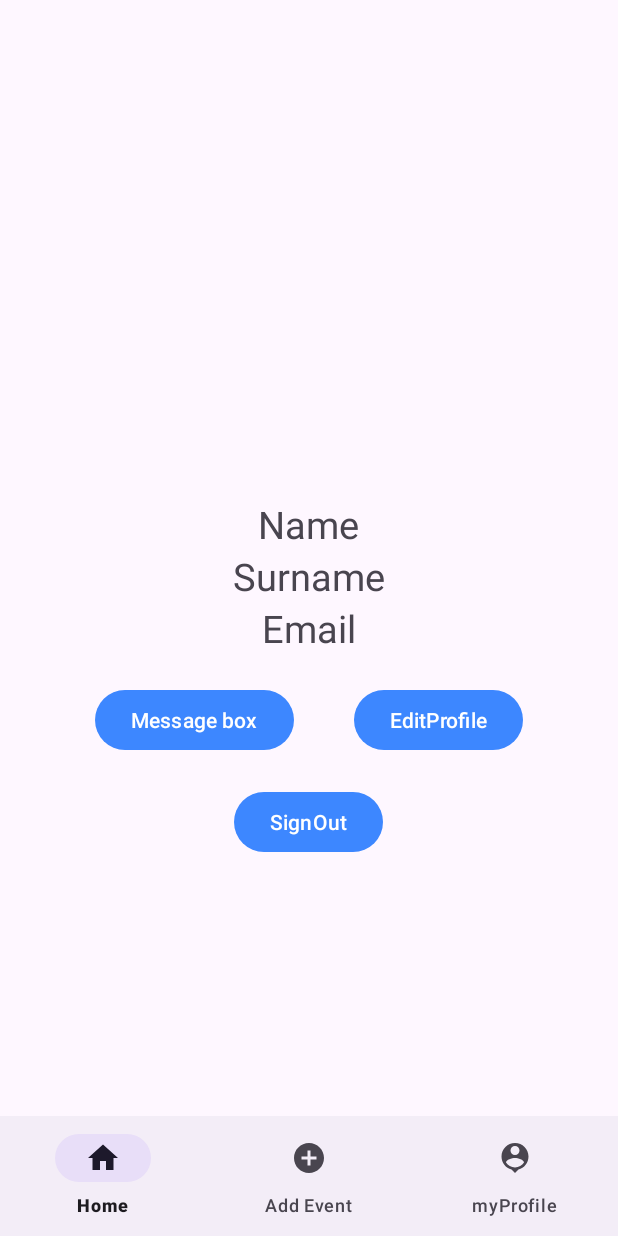
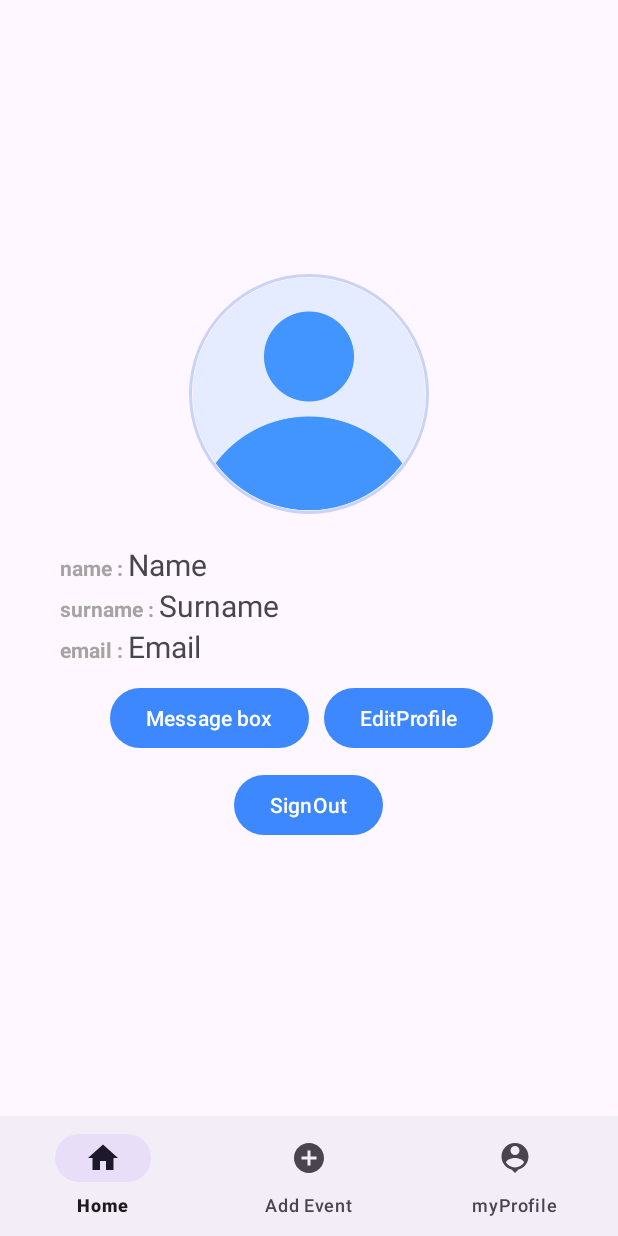
Before and after one commit to FMDani/RevENT, an Android app: the fragment MyProfileFragment placed in its activity, on a phone screen of 412 x 824 dp. Run offline under Robolectric (Android 15) with nearby library versions, the phone set to English and light mode, and no system bars; our stand-ins replace CircleImageView, Firebase (no records; nobody signed in at launch, a user with empty details on screens opened directly).

```diff
--- a/app/src/main/java/com/example/revent/activities/EditEventActivity.java
+++ b/app/src/main/java/com/example/revent/activities/EditEventActivity.java
@@ -21,7 +21,7 @@ public class EditEventActivity extends AppCompatActivity {
         backBtn.setOnClickListener(new View.OnClickListener() {
             @Override
             public void onClick(View view) {
-                Intent intent = new Intent(EditEventActivity.this, ShowEventActivity.class);
+                Intent intent = new Intent(EditEventActivity.this, MainActivity.class);
                 startActivity(intent);
                 finish();
             }
--- a/app/src/main/java/com/example/revent/activities/MainActivity.java
+++ b/app/src/main/java/com/example/revent/activities/MainActivity.java
@@ -2,20 +2,17 @@ package com.example.revent.activities;
 
 
 
-import androidx.annotation.NonNull;
 import androidx.appcompat.app.AppCompatActivity;
 
 import android.content.Intent;
 import android.os.Bundle;
 import android.view.MenuItem;
-import android.widget.Toast;
 
 
 import com.example.revent.R;
 import com.example.revent.fragments.HomeFragment;
 import com.example.revent.fragments.NotificationFragment;
-import com.example.revent.fragments.SettingsFragment;
-import com.google.android.material.badge.BadgeDrawable;
+import com.example.revent.fragments.MyProfileFragment;
 import com.google.android.material.bottomnavigation.BottomNavigationView;
 import com.google.android.material.navigation.NavigationBarView;
 
@@ -24,7 +21,7 @@ public class MainActivity extends AppCompatActivity {
     BottomNavigationView bottomNavigationView;
 
     HomeFragment homeFragment = new HomeFragment();
-    SettingsFragment settingsFragment = new SettingsFragment();
+    MyProfileFragment myProfileFragment = new MyProfileFragment();
     NotificationFragment notificationFragment = new NotificationFragment();
 
     @Override
@@ -57,7 +54,7 @@ public class MainActivity extends AppCompatActivity {
                     startActivity(intent);
                     finish();
                 } else if (itemId == R.id.settings) {
-                    getSupportFragmentManager().beginTransaction().replace(R.id.container, settingsFragment).commit();
+                    getSupportFragmentManager().beginTransaction().replace(R.id.container, myProfileFragment).commit();
                     return true;
                 }
 
--- a/app/src/main/java/com/example/revent/adapters/ReservationAdapter.java
+++ b/app/src/main/java/com/example/revent/adapters/ReservationAdapter.java
@@ -119,6 +119,7 @@ public class ReservationAdapter extends RecyclerView.Adapter<ReservationAdapter.
                     public void onDataChange(@NonNull DataSnapshot dataSnapshot) {
                         String confirmedReservationId = dataSnapshot.child("confirmedReservationId").getValue(String.class);
                         String confirmedClientId = dataSnapshot.child("confirmedClientId").getValue(String.class);
+                        String titleEvent = dataSnapshot.child("title").getValue(String.class);
 
                         if (confirmedReservationId.equals("") && confirmedClientId.equals("")) {
                             databaseReference_events.child(list1.getIdEvent()).child("confirmedReservationId").setValue(list1.getReservationId());
@@ -134,8 +135,8 @@ public class ReservationAdapter extends RecyclerView.Adapter<ReservationAdapter.
                                     FCMSend.pushNotification(
                                             context,
                                             clientToken,
-                                            "Hello",
-                                            "Hello World message"
+                                            "Ciao ",
+                                            "La sua prenotazione a "+titleEvent+" è stata confermata"
 
                                     );
                                 }
--- a/app/src/main/java/com/example/revent/fragments/HomeFragment.java
+++ b/app/src/main/java/com/example/revent/fragments/HomeFragment.java
@@ -162,18 +162,6 @@ public class HomeFragment extends Fragment {
 
     private void setupData()
     {
-        /*
-        //juan
-        MyEvent event1 = new MyEvent("1", "matrimonio", "Principe", "Lo smuzzo di sposa", "01/01/2023", "02/01/2023", "10h", "msiqXE1mdOXZmrwUtc1VBD01WKJ3", new ArrayList<String>(Arrays.asList("XdmnkjUQc2OAUOQ60HVLmuZMnUR2", "HvuSpTrIRlbBScWBAlITw9yFoco1")));
-        eventList.add(event1);
-        //daniel
-        MyEvent event2 = new MyEvent("2", "laurea", "albaro", "daniel si laurea", "01/02/2023", "02/02/2023", "5h", "XdmnkjUQc2OAUOQ60HVLmuZMnUR2", new ArrayList<String>(Arrays.asList( "HvuSpTrIRlbBScWBAlITw9yFoco1")));
-        eventList.add(event2);
-        //pippo
-        MyEvent event3 = new MyEvent("3", "partita", "marassi", "genoa in serie A", "01/03/2023", "02/03/2023", "3h", "HvuSpTrIRlbBScWBAlITw9yFoco1", new ArrayList<String>(Arrays.asList("msiqXE1mdOXZmrwUtc1VBD01WKJ3", "XdmnkjUQc2OAUOQ60HVLmuZMnUR2")));
-        eventList.add(event3);
-
-         */
         DatabaseReference eventsRef = FirebaseDatabase.getInstance("https://revent-93be7-default-rtdb.europe-west1.firebasedatabase.app/").getReference("events");
 
         eventsRef.get().addOnCompleteListener(new OnCompleteListener<DataSnapshot>() {
@@ -191,18 +179,22 @@ public class HomeFragment extends Fragment {
                         String dtEnd = eventSnapshot.child("dtEnd").getValue(String.class);
                         String dur = eventSnapshot.child("dur").getValue(String.class);
                         String userCreatorId = eventSnapshot.child("userCreatorId").getValue(String.class);
+                        String confirmedClientId = eventSnapshot.child("confirmedClientId").getValue(String.class);
+                        String confirmedReservationId = eventSnapshot.child("confirmedReservationId").getValue(String.class);
                         ArrayList<String> userSubscribeId = new ArrayList<>();
 
                         for (DataSnapshot userSnapshot : eventSnapshot.child("userSubscribeId").getChildren()) {
                             String userId = userSnapshot.getValue(String.class);
                             userSubscribeId.add(userId);
                         }
+                        if(confirmedReservationId.equals("") && confirmedClientId.equals("")){
+                            // Aggiungi i dati all'oggetto MyEvent
+                            MyEvent event = new MyEvent(eventId, title, place, descr, dtStart, dtEnd, dur, userCreatorId,"","", userSubscribeId);
 
-                        // Aggiungi i dati all'oggetto MyEvent
-                        MyEvent event = new MyEvent(eventId, title, place, descr, dtStart, dtEnd, dur, userCreatorId,"","", userSubscribeId);
+                            // Aggiungi l'evento alla lista
+                            eventList.add(event);
+                        }
 
-                        // Aggiungi l'evento alla lista
-                        eventList.add(event);
                     }
 
                 } else {
--- a/app/src/main/java/com/example/revent/fragments/SettingsFragment.java
+++ b/app/src/main/java/com/example/revent/fragments/MyProfileFragment.java
@@ -5,7 +5,6 @@ import static java.nio.file.Paths.get;
 import android.content.Intent;
 import android.graphics.Bitmap;
 import android.graphics.BitmapFactory;
-import android.net.Uri;
 import android.os.Bundle;
 
 import androidx.annotation.NonNull;
@@ -16,7 +15,6 @@ import android.view.LayoutInflater;
 import android.view.View;
 import android.view.ViewGroup;
 import android.widget.Button;
-import android.widget.ImageView;
 import android.widget.TextView;
 import android.widget.Toast;
 
@@ -37,12 +35,10 @@ import com.google.firebase.database.ValueEventListener;
 import com.google.firebase.storage.FirebaseStorage;
 import com.google.firebase.storage.StorageReference;
 
-import java.io.File;
-
 import de.hdodenhof.circleimageview.CircleImageView;
 
 
-public class SettingsFragment extends Fragment {
+public class MyProfileFragment extends Fragment {
     private FirebaseAuth auth;
 
     @Override
@@ -82,7 +78,7 @@ public class SettingsFragment extends Fragment {
             @Override
             public void onFailure(@NonNull Exception exception) {
                 // Handle any errors
-                Toast.makeText(getActivity(), "Failed to download",Toast.LENGTH_SHORT).show();
+                //Toast.makeText(getActivity(), "Failed to download",Toast.LENGTH_SHORT).show();
             }
         });
         ///////////////////////////////////
--- a/app/src/main/java/com/example/revent/fragments/SignUpFragment.java
+++ b/app/src/main/java/com/example/revent/fragments/SignUpFragment.java
@@ -150,7 +150,7 @@ public class SignUpFragment extends LogFragment {
                                                     ref_token.child(uid).setValue(token);
 
                                                     // toast
-                                                    Toast.makeText(getActivity(),"new FCM registration token " + token, Toast.LENGTH_SHORT)
+                                                    Toast.makeText(getActivity()," Successfully Sign-up ", Toast.LENGTH_SHORT)
                                                             .show();
                                                 }
                                             });
--- /dev/null
+++ b/app/src/main/res/drawable/ic_time.xml
@@ -0,0 +1,6 @@
+<vector android:height="24dp" android:tint="#656A73"
+    android:viewportHeight="24" android:viewportWidth="24"
+    android:width="24dp" xmlns:android="http://schemas.android.com/apk/res/android">
+    <path android:fillColor="@android:color/white" android:pathData="M11.99,2C6.47,2 2,6.48 2,12s4.47,10 9.99,10C17.52,22 22,17.52 22,12S17.52,2 11.99,2zM12,20c-4.42,0 -8,-3.58 -8,-8s3.58,-8 8,-8 8,3.58 8,8 -3.58,8 -8,8z"/>
+    <path android:fillColor="@android:color/white" android:pathData="M12.5,7H11v6l5.25,3.15 0.75,-1.23 -4.5,-2.67z"/>
+</vector>
--- a/app/src/main/res/layout/fragment_settings.xml
+++ b/app/src/main/res/layout/fragment_settings.xml
@@ -9,49 +9,91 @@
 
         <de.hdodenhof.circleimageview.CircleImageView
             android:id="@+id/profile_image"
+            android:src="@drawable/user_icon"
             android:layout_width="160dp"
             android:layout_height="160dp"
             android:layout_centerInParent="true"
             app:civ_border_width="2dp"
-            app:civ_border_color="@color/dark" />
-
+            app:civ_border_color="@color/lightText" />
+        <LinearLayout
+            android:layout_width="match_parent"
+            android:layout_height="wrap_content"
+            android:layout_marginTop="20dp"
+                android:orientation="horizontal">
+                <TextView
+                    android:layout_width="wrap_content"
+                    android:layout_height="wrap_content"
+                    android:layout_marginStart="40dp"
+                    android:textColor="#A6A3A3"
+                    android:textStyle="bold"
+                    android:text="name : "
+                    />
                 <TextView
                     android:id="@+id/profile_name"
                     android:layout_width="wrap_content"
                     android:layout_height="wrap_content"
                     android:text="@string/name_profile"
-            android:textSize="25dp" />
+                    android:textSize="20dp" />
+        </LinearLayout>
+        <LinearLayout
+            android:layout_width="match_parent"
+            android:layout_height="wrap_content"
+            android:orientation="horizontal">
+
+                <TextView
+                    android:layout_width="wrap_content"
+                    android:layout_height="wrap_content"
+                    android:layout_marginStart="40dp"
+                    android:textColor="#A6A3A3"
+                    android:textStyle="bold"
+                    android:text="surname : "/>
                 <TextView
                     android:id="@+id/profile_surname"
                     android:layout_width="wrap_content"
                     android:layout_height="wrap_content"
                     android:text="@string/surname_profile"
-            android:textSize="25dp" />
+                    android:textSize="20dp" />
+        </LinearLayout>
+        <LinearLayout
+            android:layout_width="match_parent"
+            android:layout_height="wrap_content"
+            android:orientation="horizontal">
+                <TextView
+                    android:layout_width="wrap_content"
+                    android:layout_height="wrap_content"
+                    android:layout_marginStart="40dp"
+                    android:textColor="#A6A3A3"
+                    android:textStyle="bold"
+                    android:text="email : "/>
                 <TextView
                     android:id="@+id/profile_email"
                     android:layout_width="wrap_content"
                     android:layout_height="wrap_content"
                     android:text="@string/email_profile"
-            android:textSize="25dp" />
+                    android:textSize="20dp" />
+        </LinearLayout>
 
         <LinearLayout
             android:layout_width="match_parent"
             android:layout_height="wrap_content"
             android:gravity="center"
+            android:layout_marginTop="10dp"
+            android:layout_marginBottom="10dp"
             android:orientation="horizontal">
 
                 <Button
                     android:id="@+id/message_button"
                     android:layout_width="wrap_content"
                     android:layout_height="wrap_content"
-                    android:layout_margin="20dp"
+                    android:layout_marginStart="10dp"
+                    android:layout_marginEnd="10dp"
                     android:text="Message box" />
 
                 <Button
                     android:id="@+id/edit_profile_button"
                     android:layout_width="wrap_content"
                     android:layout_height="wrap_content"
-                    android:layout_margin="20dp"
+                    android:layout_marginEnd="20dp"
                     android:text="EditProfile" />
         </LinearLayout>
 
```
Also changed, not shown: app/src/main/java/com/example/revent/activities/ChatActivity.java (+0 -33 lines), app/src/main/java/com/example/revent/activities/EditProfileActivity.java (+13 -0 lines), app/src/main/res/layout/activity_edit_profile.xml (+18 -6 lines), app/src/main/res/layout/activity_show_event.xml (+7 -6 lines). Lines whose indentation alone changed are shown as unchanged.
